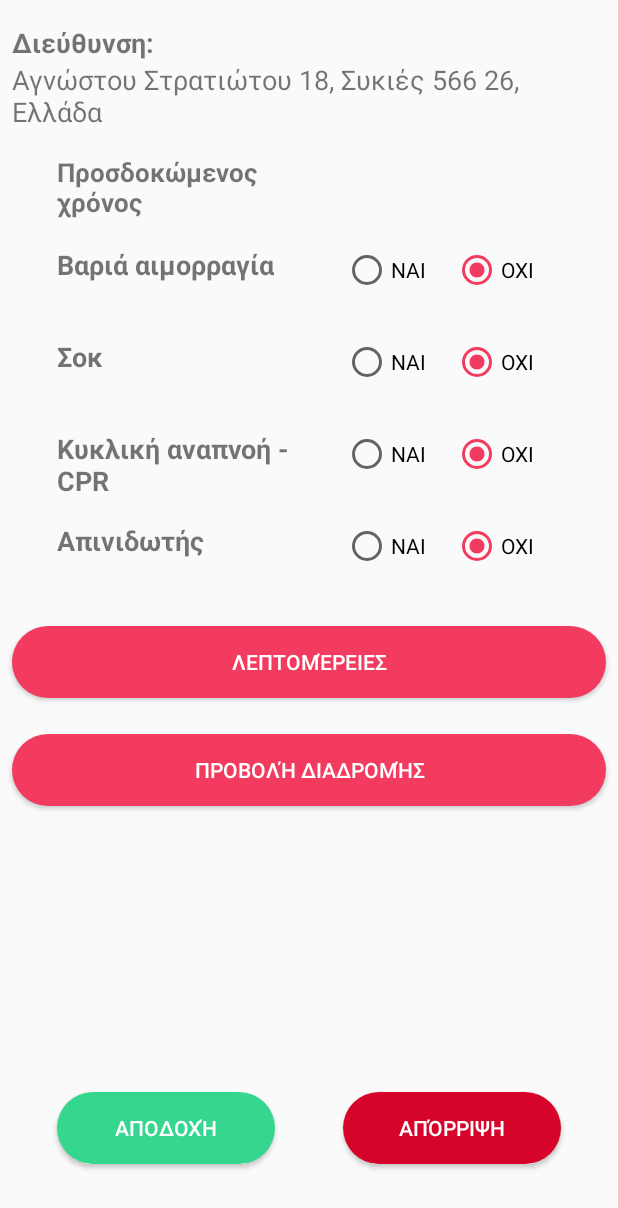
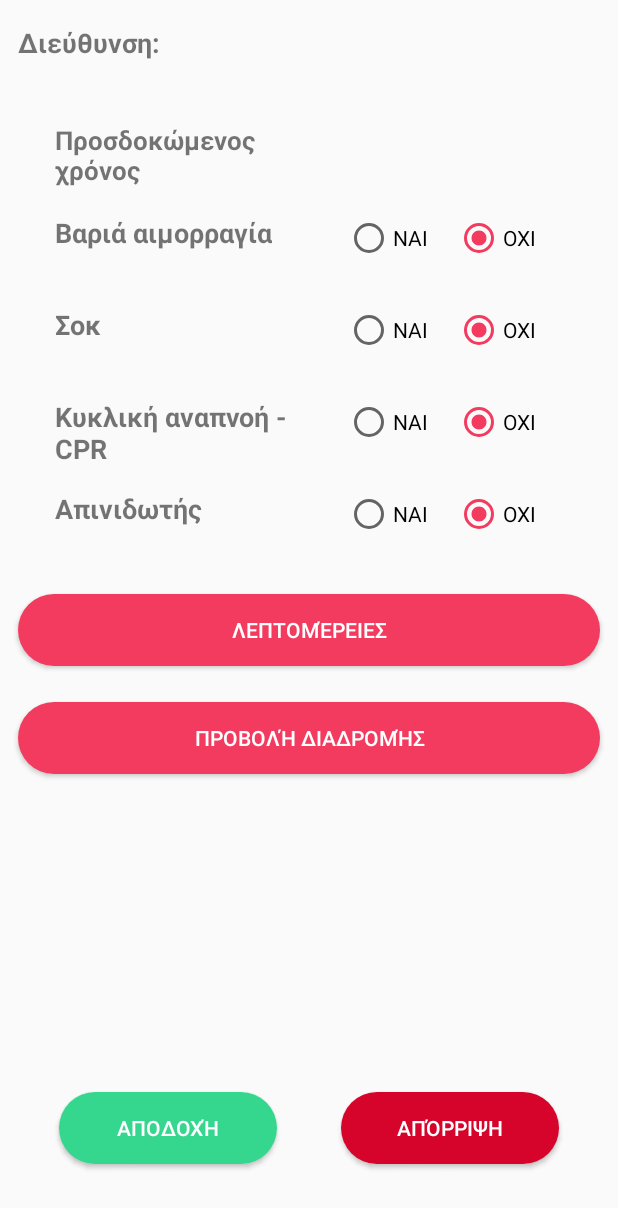
Before and after one commit to itsUndefined/FirstResponder, an Android app: the AlertActivity screen opened directly, with no data from a screen before it, on a phone screen of 412 x 824 dp. Shown: the top 1208 px of the screen. Run offline under Robolectric (Android 15) with nearby library versions, the phone set to English and light mode, and no system bars; 7 statements that could not run were skipped.

Commit message:
gui updated

```diff
--- a/mobile/app/src/main/java/gr/auth/csd/firstresponder/helpers/FirebaseFirestoreInstance.java
+++ b/mobile/app/src/main/java/gr/auth/csd/firstresponder/helpers/FirebaseFirestoreInstance.java
@@ -8,15 +8,15 @@ public class FirebaseFirestoreInstance {
     public static FirebaseFirestore Create() {
 
 
-        FirebaseFirestoreSettings settings = new FirebaseFirestoreSettings.Builder()
+        /*FirebaseFirestoreSettings settings = new FirebaseFirestoreSettings.Builder()
             .setHost("10.0.2.2:8080")
             .setSslEnabled(false)
             .setPersistenceEnabled(false)
-            .build();
+            .build();*/
 
 
         FirebaseFirestore db = FirebaseFirestore.getInstance();
-        db.setFirestoreSettings(settings);
+        //db.setFirestoreSettings(settings);
         return db;
     }
 }
--- a/mobile/app/src/main/java/gr/auth/csd/firstresponder/helpers/FirebaseFunctionsInstance.java
+++ b/mobile/app/src/main/java/gr/auth/csd/firstresponder/helpers/FirebaseFunctionsInstance.java
@@ -5,7 +5,7 @@ import com.google.firebase.functions.FirebaseFunctions;
 public class FirebaseFunctionsInstance {
     public static FirebaseFunctions Create() {
         FirebaseFunctions functionsInstance = FirebaseFunctions.getInstance("europe-west3");
-        functionsInstance.useFunctionsEmulator("http://10.0.2.2:5001");
+        //functionsInstance.useFunctionsEmulator("http://10.0.2.2:5001");
         return functionsInstance;
     }
 }
--- a/mobile/app/src/main/res/layout/activity_alert.xml
+++ b/mobile/app/src/main/res/layout/activity_alert.xml
@@ -23,8 +23,9 @@
                 android:id="@+id/estimated_time_text_Text_View"
                 android:layout_width="160dp"
                 android:layout_height="45dp"
-                android:layout_marginStart="8dp"
+                android:layout_marginStart="12dp"
                 android:layout_marginTop="16dp"
+                android:layout_marginEnd="4dp"
                 android:layout_weight="1"
                 android:text="@string/alert_time"
                 android:textSize="18sp"
@@ -38,8 +39,9 @@
                 android:id="@+id/textView10"
                 android:layout_width="160dp"
                 android:layout_height="45dp"
-                android:layout_marginStart="8dp"
+                android:layout_marginStart="12dp"
                 android:layout_marginTop="16dp"
+                android:layout_marginEnd="4dp"
                 android:text="@string/alert1"
                 android:textSize="18sp"
                 android:textStyle="bold"
@@ -51,8 +53,9 @@
                 android:id="@+id/heavy_bleeding_radio_group"
                 android:layout_width="145dp"
                 android:layout_height="45dp"
+                android:layout_marginStart="4dp"
                 android:layout_marginTop="16dp"
-                android:layout_marginEnd="8dp"
+                android:layout_marginEnd="12dp"
                 android:orientation="horizontal"
                 app:layout_constraintEnd_toEndOf="parent"
                 app:layout_constraintHorizontal_bias="0.5"
@@ -80,8 +83,9 @@
                 android:id="@+id/textView11"
                 android:layout_width="160dp"
                 android:layout_height="45dp"
-                android:layout_marginStart="8dp"
+                android:layout_marginStart="12dp"
                 android:layout_marginTop="16dp"
+                android:layout_marginEnd="4dp"
                 android:text="@string/alert2"
                 android:textSize="18sp"
                 android:textStyle="bold"
@@ -94,8 +98,9 @@
                 android:id="@+id/treat_shock_radio_group"
                 android:layout_width="145dp"
                 android:layout_height="45dp"
+                android:layout_marginStart="4dp"
                 android:layout_marginTop="16dp"
-                android:layout_marginEnd="8dp"
+                android:layout_marginEnd="12dp"
                 android:orientation="horizontal"
                 app:layout_constraintEnd_toEndOf="parent"
                 app:layout_constraintHorizontal_bias="0.5"
@@ -123,8 +128,9 @@
                 android:id="@+id/cpr_radio_group"
                 android:layout_width="145dp"
                 android:layout_height="45dp"
+                android:layout_marginStart="4dp"
                 android:layout_marginTop="16dp"
-                android:layout_marginEnd="8dp"
+                android:layout_marginEnd="12dp"
                 android:orientation="horizontal"
                 app:layout_constraintEnd_toEndOf="parent"
                 app:layout_constraintHorizontal_bias="0.5"
@@ -152,8 +158,9 @@
                 android:id="@+id/aed_radio_group"
                 android:layout_width="145dp"
                 android:layout_height="45dp"
+                android:layout_marginStart="4dp"
                 android:layout_marginTop="16dp"
-                android:layout_marginEnd="8dp"
+                android:layout_marginEnd="12dp"
                 android:orientation="horizontal"
                 app:layout_constraintEnd_toEndOf="parent"
                 app:layout_constraintHorizontal_bias="0.5"
@@ -181,8 +188,9 @@
                 android:id="@+id/textView12"
                 android:layout_width="160dp"
                 android:layout_height="45dp"
-                android:layout_marginStart="8dp"
+                android:layout_marginStart="12dp"
                 android:layout_marginTop="16dp"
+                android:layout_marginEnd="4dp"
                 android:text="@string/alert3"
                 android:textSize="18sp"
                 android:textStyle="bold"
@@ -195,8 +203,9 @@
                 android:id="@+id/textView13"
                 android:layout_width="160dp"
                 android:layout_height="45dp"
-                android:layout_marginStart="8dp"
+                android:layout_marginStart="12dp"
                 android:layout_marginTop="16dp"
+                android:layout_marginEnd="4dp"
                 android:text="@string/alert4"
                 android:textSize="18sp"
                 android:textStyle="bold"
@@ -209,9 +218,9 @@
                 android:id="@+id/alert_details_button"
                 android:layout_width="match_parent"
                 android:layout_height="48dp"
-                android:layout_marginStart="8dp"
+                android:layout_marginStart="12dp"
                 android:layout_marginTop="24dp"
-                android:layout_marginEnd="8dp"
+                android:layout_marginEnd="12dp"
                 android:background="@drawable/button"
                 android:text="@string/alert_more"
                 android:textColor="@color/colorPrimary"
@@ -223,7 +232,8 @@
                 android:id="@+id/button_accept_mission"
                 android:layout_width="145dp"
                 android:layout_height="48dp"
-                android:layout_marginStart="8dp"
+                android:layout_marginStart="12dp"
+                android:layout_marginTop="32dp"
                 android:layout_marginEnd="8dp"
                 android:layout_marginBottom="48dp"
                 android:background="@drawable/accept_mission_button"
@@ -240,7 +250,8 @@
                 android:layout_width="145dp"
                 android:layout_height="48dp"
                 android:layout_marginStart="8dp"
-                android:layout_marginEnd="8dp"
+                android:layout_marginTop="32dp"
+                android:layout_marginEnd="12dp"
                 android:layout_marginBottom="48dp"
                 android:background="@drawable/reject_misson_button"
                 android:text="@string/alert_reject"
@@ -256,8 +267,9 @@
                 android:id="@+id/estimated_time_value_text"
                 android:layout_width="145dp"
                 android:layout_height="45dp"
+                android:layout_marginStart="4dp"
                 android:layout_marginTop="16dp"
-                android:layout_marginEnd="8dp"
+                android:layout_marginEnd="12dp"
                 android:gravity="center"
                 android:textAlignment="center"
                 android:textSize="18sp"
@@ -269,9 +281,9 @@
                 android:id="@+id/alert_maps"
                 android:layout_width="match_parent"
                 android:layout_height="48dp"
-                android:layout_marginStart="8dp"
+                android:layout_marginStart="12dp"
                 android:layout_marginTop="24dp"
-                android:layout_marginEnd="8dp"
+                android:layout_marginEnd="12dp"
                 android:background="@drawable/button"
                 android:text="@string/alert_maps"
                 android:textColor="@color/colorPrimary"
@@ -284,9 +296,9 @@
                 android:id="@+id/textView16"
                 android:layout_width="match_parent"
                 android:layout_height="wrap_content"
-                android:layout_marginStart="8dp"
+                android:layout_marginStart="12dp"
                 android:layout_marginTop="16dp"
-                android:layout_marginEnd="8dp"
+                android:layout_marginEnd="12dp"
                 android:text="@string/alert_address"
                 android:textSize="18sp"
                 android:textStyle="bold"
@@ -298,9 +310,8 @@
                 android:id="@+id/alert_address"
                 android:layout_width="match_parent"
                 android:layout_height="wrap_content"
-                android:layout_marginStart="8dp"
-                android:layout_marginEnd="8dp"
-                android:text="Αγνώστου Στρατιώτου 18, Συκιές 566 26, Ελλάδα"
+                android:layout_marginStart="12dp"
+                android:layout_marginEnd="12dp"
                 android:textSize="18sp"
                 app:layout_constraintEnd_toEndOf="parent"
                 app:layout_constraintStart_toStartOf="parent"
--- a/mobile/app/src/main/res/values/strings.xml
+++ b/mobile/app/src/main/res/values/strings.xml
@@ -23,6 +23,7 @@
         Υπηρεσιών και την Πολιτική Απορρήτου. Ένα SMS μπορεί να σταλεί.
         \nΕνδέχεται να ισχύουν χρεώσεις μηνυμάτων και δεδομένων.
     </string>
+    <string name="code_hint">Κωδικός Επιβεβαίωσης</string>
     <string name="logIn_button">Επαλήθευση αριθμού τηλεφώνου</string>
     <string name="phoneCode_title">Εισάγετε τον κωδικό επαλήθευσης!</string>
     <string name="phoneCode_button">Υποβολή κωδικού</string>
```
Also changed, not shown: mobile/app/src/main/res/layout/fragment_basic_settings.xml (+19 -17 lines), mobile/app/src/main/res/layout/fragment_code_submit.xml (+13 -11 lines), mobile/app/src/main/res/layout/fragment_log_in.xml (+12 -12 lines), mobile/app/src/main/res/layout/fragment_register.xml (+18 -18 lines), 1 other file.
